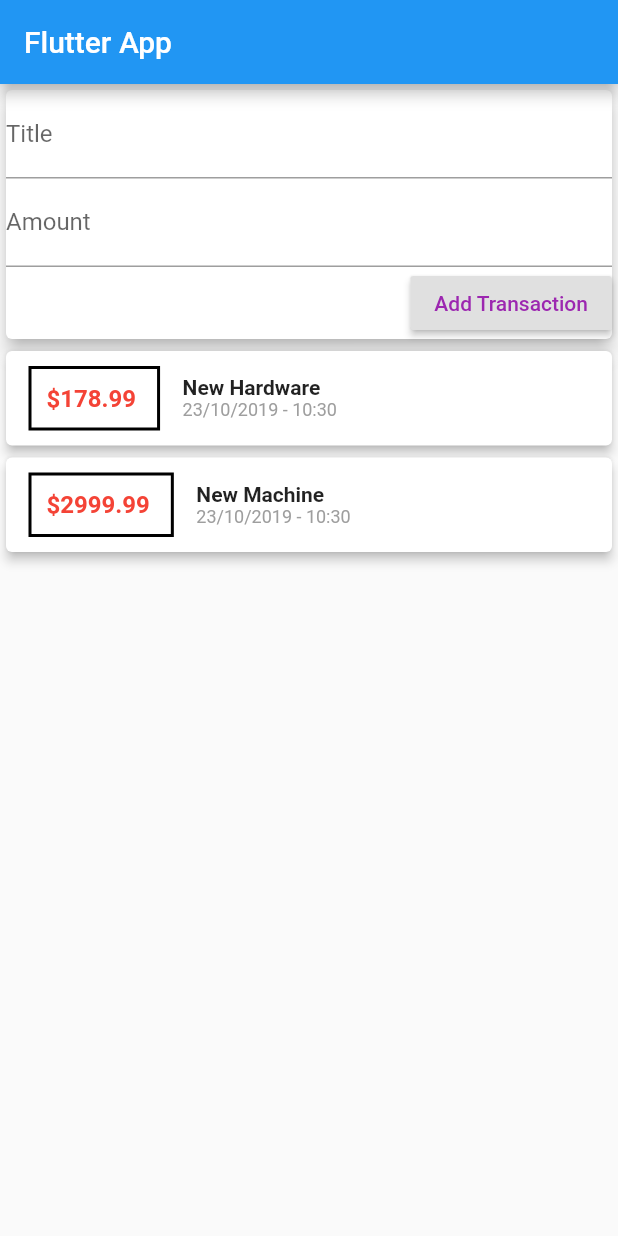
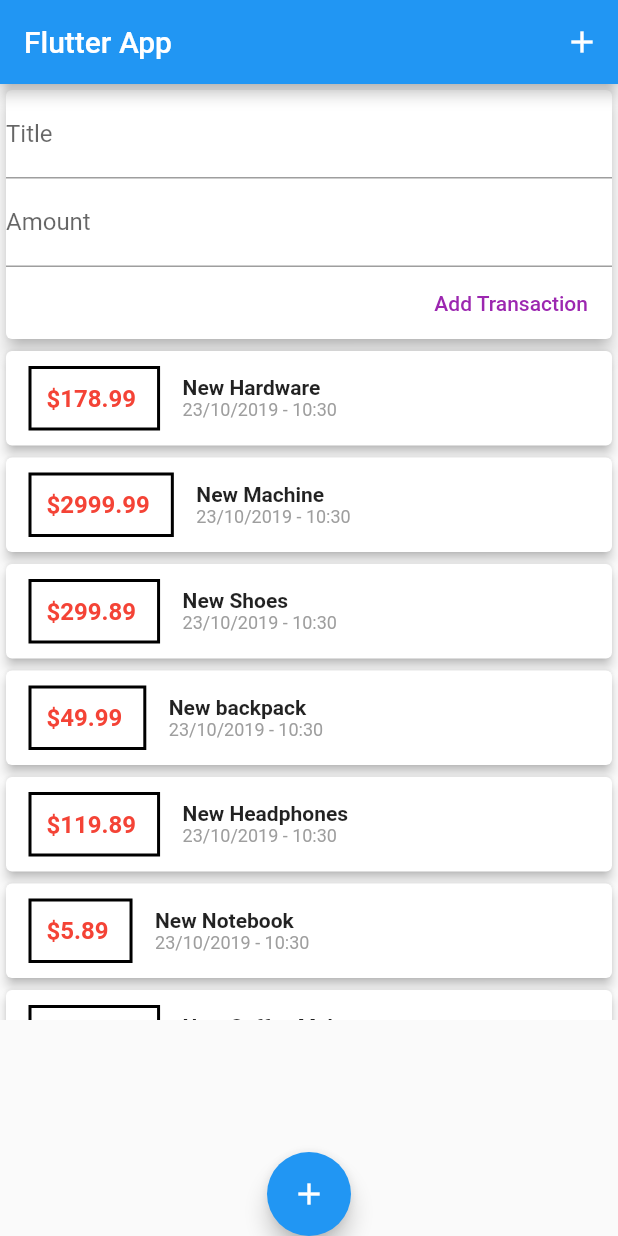
Before and after one commit to marcelfonteles/flutter-app-03, a Flutter app: the screen it shows after launch, after a tap on "Add Transaction", on a phone screen of 412 x 824 dp. Run offline on Flutter 3.47's test engine with Material 2 defaults, Android fonts, the phone set to English and light mode, and no system bars.

Commit message:
breaking flutter widgets in some files

```diff
--- a/lib/widgets/main.dart
+++ b/lib/widgets/main.dart
@@ -1,6 +1,5 @@
 import './user_transactions.dart';
 import "package:flutter/material.dart";
-
 
 void main() => runApp(MyApp());
 
@@ -30,12 +29,23 @@ class HomePageState extends State<HomePage> {
     return Scaffold(
       appBar: AppBar(
         title: Text(appBarTitle),
+        actions: <Widget>[
+          IconButton(
+            icon: Icon(Icons.add),
+            onPressed: () {},
+          )
+        ],
       ),
       body: Column(
         children: <Widget>[
           UserTransactions(),
         ],
       ),
+      floatingActionButtonLocation: FloatingActionButtonLocation.centerDocked,
+      floatingActionButton: FloatingActionButton(
+        child: Icon(Icons.add),
+        onPressed: () {},
+      ),
     );
   }
 }
--- a/lib/widgets/new_transaction.dart
+++ b/lib/widgets/new_transaction.dart
@@ -8,6 +8,20 @@ class NewTransaction extends StatelessWidget {
 
   NewTransaction(this.newTransactionHandler);
 
+  void submitData() {
+    final enteredTitle = titleController.text;
+    final enteredAmount = double.parse(amountController.text);
+
+    if (enteredTitle.isEmpty || enteredAmount <= 0 ) {
+      return ;
+    }
+
+    newTransactionHandler(
+      enteredTitle,
+      enteredAmount,
+    );
+  }
+
   @override
   Widget build(BuildContext context) {
     return Card(
@@ -17,22 +31,23 @@ class NewTransaction extends StatelessWidget {
         children: <Widget>[
           TextField(
             controller: titleController,
+            onSubmitted: (_) => submitData,
             decoration: InputDecoration(
               labelText: "Title",
             ),
           ),
           TextField(
             controller: amountController,
+            keyboardType: TextInputType.number,
+            onSubmitted: (_) => submitData,
             decoration: InputDecoration(
               labelText: "Amount",
             ),
           ),
-          RaisedButton(
+          FlatButton(
             child: Text("Add Transaction"),
             textColor: Colors.purple,
-            onPressed: () {
-              newTransactionHandler(titleController.text, double.parse(amountController.text));
-            },
+            onPressed: submitData,
           )
         ],
       ),
--- a/lib/widgets/transactions_list.dart
+++ b/lib/widgets/transactions_list.dart
@@ -9,8 +9,64 @@ class TransactionList extends StatelessWidget {
 
   @override
   Widget build(BuildContext context) {
-    return Column(
-        children: _userTransactions.map((transaction) {
+    return Container(
+      height: 450,
+      child: ListView.builder(
+        itemCount: _userTransactions.length,
+        itemBuilder: (BuildContext context, int index) {
+          return Card(
+            elevation: 3.0,
+            child: Row(
+              children: <Widget>[
+                Container(
+                  margin: EdgeInsets.symmetric(
+                    vertical: 10,
+                    horizontal: 15,
+                  ),
+                  decoration: BoxDecoration(
+                    border: Border.all(
+                      color: Colors.black,
+                      width: 2,
+                    ),
+                  ),
+                  padding: EdgeInsets.all(10),
+                  child: Text(
+                    "\$${_userTransactions[index].amount.toStringAsFixed(2)} ",
+                    style: TextStyle(
+                        fontWeight: FontWeight.bold,
+                        fontSize: 16,
+                        color: Colors.red),
+                  ),
+                ),
+                Column(
+                  crossAxisAlignment: CrossAxisAlignment.start,
+                  children: <Widget>[
+                    Text(
+                      _userTransactions[index].title,
+                      style: TextStyle(
+                        fontSize: 14,
+                        fontWeight: FontWeight.bold,
+                      ),
+                    ),
+                    Text(
+                      DateFormat("dd/MM/yyyy - HH:mm").format(_userTransactions[index].date),
+                      style: TextStyle(
+                        fontSize: 12,
+                        color: Colors.grey,
+                      ),
+                    ),
+                  ],
+                )
+              ],
+            ),
+          );
+        },
+      ),
+    );
+  }
+}
+/*
+_userTransactions.map((transaction) {
             return Card(
               elevation: 3.0,
               child: Row(
@@ -57,6 +113,5 @@ class TransactionList extends StatelessWidget {
                 ],
               ),
             );
-    }).toList());
-  }
-}
+          }).toList()
+ */
--- a/lib/widgets/user_transactions.dart
+++ b/lib/widgets/user_transactions.dart
@@ -21,6 +21,36 @@ class _UserTransactionsState extends State<UserTransactions> {
       id: "T2",
       title: "New Machine",
       amount: 2999.99,
+      date: DateTime.now(),
+    ),
+    Transaction(
+      id: "T3",
+      title: "New Shoes",
+      amount: 299.89,
+      date: DateTime.now(),
+    ),
+    Transaction(
+      id: "T4",
+      title: "New backpack",
+      amount: 49.99,
+      date: DateTime.now(),
+    ),
+    Transaction(
+      id: "T5",
+      title: "New Headphones",
+      amount: 119.89,
+      date: DateTime.now(),
+    ),
+    Transaction(
+      id: "T6",
+      title: "New Notebook",
+      amount: 5.89,
+      date: DateTime.now(),
+    ),
+    Transaction(
+      id: "T7",
+      title: "New Coffee Maker",
+      amount: 119.89,
       date: DateTime.now(),
     )
   ];
```
Lines whose indentation alone changed are shown as unchanged.
